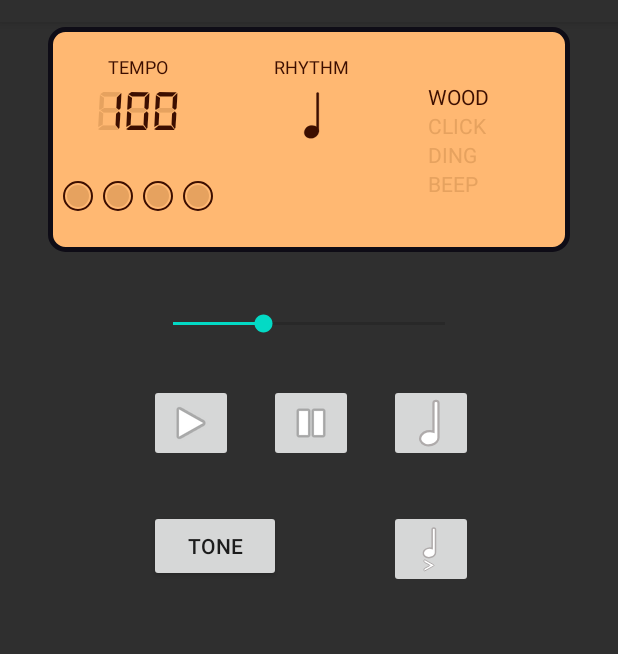
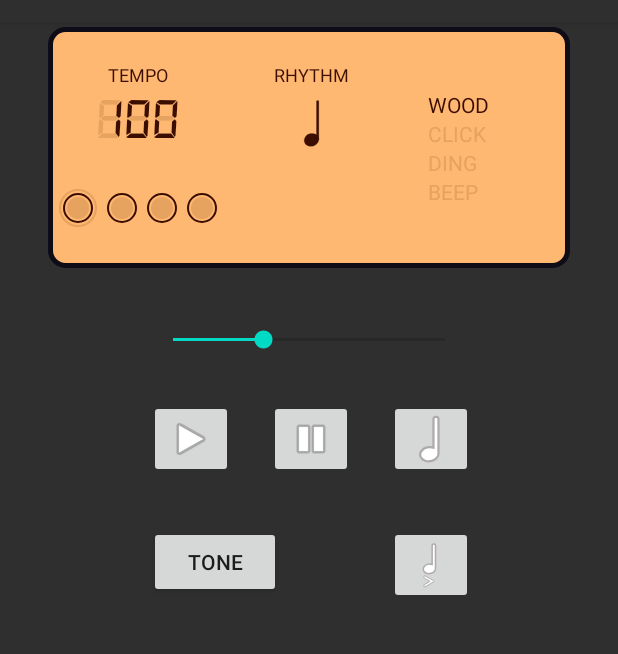
Before and after one commit to o4oren/android-kotlin-metronome, an Android app: the screen it shows after launch (MainActivity), on a phone screen of 412 x 824 dp, the part 62-716 px from its top. Run offline under Robolectric (Android 15) with nearby library versions, the phone set to English and light mode, and no system bars; our stand-ins replace navigation-ui; Roboto replaces fonts that are not available here; 1 statement that could not run was skipped.

Commit message:
circles - temp

```diff
--- a/app/src/main/java/geva/oren/android_kotlin_metronome/services/MetronomeService.kt
+++ b/app/src/main/java/geva/oren/android_kotlin_metronome/services/MetronomeService.kt
@@ -110,7 +110,7 @@ class MetronomeService : Service() {
         return tone
     }
 
-    private fun tick() {
+    private suspend fun tick() {
         var beat = 0
 
         while (isPlaying) {
--- a/app/src/main/java/geva/oren/android_kotlin_metronome/views/BeatsView.kt
+++ b/app/src/main/java/geva/oren/android_kotlin_metronome/views/BeatsView.kt
@@ -1,7 +1,9 @@
 package geva.oren.android_kotlin_metronome.views
 
 import android.content.Context
+import android.graphics.drawable.Drawable
 import android.util.AttributeSet
+import android.view.Gravity
 import android.widget.ImageView
 import android.widget.LinearLayout
 import androidx.core.content.ContextCompat
@@ -15,17 +17,28 @@ class BeatsView @JvmOverloads constructor(
 ) : LinearLayout(context, attrs, defStyleAttr) {
 
     var beats = 4
-    set(beats) {
-        field = beats
-        createBeats()
-    }
+        set(beats) {
+            field = beats
+            createBeats()
+        }
+    var isEmphasis = true
     private var highlightedBeat = -1
+    private val firstEmptyCircle =
+        ContextCompat.getDrawable(context, R.drawable.first_beat_circle_empty_no_emphasis)
+    private val firstFullCircle =
+        ContextCompat.getDrawable(context, R.drawable.first_beat_circle_full)
+    private val firstEmptyCircleNoEmphasis =
+        ContextCompat.getDrawable(context, R.drawable.first_beat_circle_empty_no_emphasis)
+    private val firstFullCircleNoEmphasis =
+        ContextCompat.getDrawable(context, R.drawable.first_beat_circle_full_no_emphasis)
     private val emptyCircle = ContextCompat.getDrawable(context, R.drawable.beat_circle_empty)
     private val fullCircle = ContextCompat.getDrawable(context, R.drawable.beat_circle_full)
     private val marginParams = LayoutParams(LayoutParams.WRAP_CONTENT, LayoutParams.WRAP_CONTENT)
 
     init {
         orientation = HORIZONTAL
+
+        gravity = Gravity.CENTER
         marginParams.setMargins(5, 5, 5, 5)
         createBeats()
     }
@@ -33,10 +46,20 @@ class BeatsView @JvmOverloads constructor(
     private fun createBeats() {
         for (i in 0 until beats) {
             val imageView = ImageView(context)
-            imageView.setImageDrawable(emptyCircle)
+            val drawable = if (i == 0)
+                if (isEmphasis) this.firstEmptyCircle else this.firstEmptyCircleNoEmphasis
+            else
+                emptyCircle
+
+            imageView.setImageDrawable(drawable)
             imageView.layoutParams = marginParams
             addView(imageView)
         }
+    }
+
+    private fun getDrawable(beat: Int): Drawable? {
+
+        return this.emptyCircle
     }
 
     fun nextBeat() {
@@ -48,6 +71,8 @@ class BeatsView @JvmOverloads constructor(
             val currentBeat = getChildAt(highlightedBeat) as ImageView
             prevBeat.setImageDrawable(emptyCircle)
             currentBeat.setImageDrawable(fullCircle)
+            if (highlightedBeat == 0)
+                currentBeat.setImageDrawable(firstFullCircle)
         } else {
             highlightedBeat++
             val currentBeat = getChildAt(highlightedBeat) as ImageView
--- /dev/null
+++ b/app/src/main/res/drawable/first_beat_circle_empty.xml
@@ -0,0 +1,32 @@
+<?xml version="1.0" encoding="utf-8"?>
+<layer-list xmlns:android="http://schemas.android.com/apk/res/android">
+    <item>
+        <shape xmlns:android="http://schemas.android.com/apk/res/android"
+            android:shape="oval">
+            <size android:height="22dp" android:width="20dp"/>
+            <padding android:top="3dp" android:bottom="3dp" android:right="3dp" android:left="3dp"/>
+            <stroke
+                android:width="1dp"
+                android:color="@color/digitalText"/>
+        </shape>
+    </item>
+    <item>
+        <shape xmlns:android="http://schemas.android.com/apk/res/android"
+            android:shape="oval">
+            <size android:height="20dp" android:width="20dp"/>
+            <padding android:top="3dp" android:bottom="3dp" android:right="3dp" android:left="3dp"/>
+            <stroke
+                android:width="1dp"
+                android:color="@color/digitalText"/>
+        </shape>
+    </item>
+
+    <item>
+        <shape xmlns:android="http://schemas.android.com/apk/res/android"
+            android:shape="oval">
+            <size android:height="13dp" android:width="13dp"/>
+            <solid
+                android:color="@color/faintDigitalText"/>
+        </shape>
+    </item>
+</layer-list>
--- /dev/null
+++ b/app/src/main/res/drawable/first_beat_circle_empty_no_emphasis.xml
@@ -0,0 +1,32 @@
+<?xml version="1.0" encoding="utf-8"?>
+<layer-list xmlns:android="http://schemas.android.com/apk/res/android">
+    <item>
+        <shape xmlns:android="http://schemas.android.com/apk/res/android"
+            android:shape="oval">
+            <size android:height="22dp" android:width="20dp"/>
+            <padding android:top="3dp" android:bottom="3dp" android:right="3dp" android:left="3dp"/>
+            <stroke
+                android:width="1dp"
+                android:color="@color/faintDigitalText"/>
+        </shape>
+    </item>
+    <item>
+        <shape xmlns:android="http://schemas.android.com/apk/res/android"
+            android:shape="oval">
+            <size android:height="20dp" android:width="20dp"/>
+            <padding android:top="3dp" android:bottom="3dp" android:right="3dp" android:left="3dp"/>
+            <stroke
+                android:width="1dp"
+                android:color="@color/digitalText"/>
+        </shape>
+    </item>
+
+    <item>
+        <shape xmlns:android="http://schemas.android.com/apk/res/android"
+            android:shape="oval">
+            <size android:height="13dp" android:width="13dp"/>
+            <solid
+                android:color="@color/faintDigitalText"/>
+        </shape>
+    </item>
+</layer-list>
--- /dev/null
+++ b/app/src/main/res/drawable/first_beat_circle_full.xml
@@ -0,0 +1,32 @@
+<?xml version="1.0" encoding="utf-8"?>
+<layer-list xmlns:android="http://schemas.android.com/apk/res/android">
+    <item>
+        <shape xmlns:android="http://schemas.android.com/apk/res/android"
+            android:shape="oval">
+            <size android:height="22dp" android:width="20dp"/>
+            <padding android:top="3dp" android:bottom="3dp" android:right="3dp" android:left="3dp"/>
+            <stroke
+                android:width="1dp"
+                android:color="@color/digitalText"/>
+        </shape>
+    </item>
+    <item>
+        <shape xmlns:android="http://schemas.android.com/apk/res/android"
+            android:shape="oval">
+            <size android:height="20dp" android:width="20dp"/>
+            <padding android:top="3dp" android:bottom="3dp" android:right="3dp" android:left="3dp"/>
+            <stroke
+                android:width="1dp"
+                android:color="@color/digitalText"/>
+        </shape>
+    </item>
+
+    <item>
+        <shape xmlns:android="http://schemas.android.com/apk/res/android"
+            android:shape="oval">
+            <size android:height="13dp" android:width="13dp"/>
+            <solid
+                android:color="@color/digitalText"/>
+        </shape>
+    </item>
+</layer-list>
--- /dev/null
+++ b/app/src/main/res/drawable/first_beat_circle_full_no_emphasis.xml
@@ -0,0 +1,32 @@
+<?xml version="1.0" encoding="utf-8"?>
+<layer-list xmlns:android="http://schemas.android.com/apk/res/android">
+    <item>
+        <shape xmlns:android="http://schemas.android.com/apk/res/android"
+            android:shape="oval">
+            <size android:height="22dp" android:width="20dp"/>
+            <padding android:top="3dp" android:bottom="3dp" android:right="3dp" android:left="3dp"/>
+            <stroke
+                android:width="1dp"
+                android:color="@color/faintDigitalText"/>
+        </shape>
+    </item>
+    <item>
+        <shape xmlns:android="http://schemas.android.com/apk/res/android"
+            android:shape="oval">
+            <size android:height="20dp" android:width="20dp"/>
+            <padding android:top="3dp" android:bottom="3dp" android:right="3dp" android:left="3dp"/>
+            <stroke
+                android:width="1dp"
+                android:color="@color/digitalText"/>
+        </shape>
+    </item>
+
+    <item>
+        <shape xmlns:android="http://schemas.android.com/apk/res/android"
+            android:shape="oval">
+            <size android:height="13dp" android:width="13dp"/>
+            <solid
+                android:color="@color/digitalText"/>
+        </shape>
+    </item>
+</layer-list>
```
